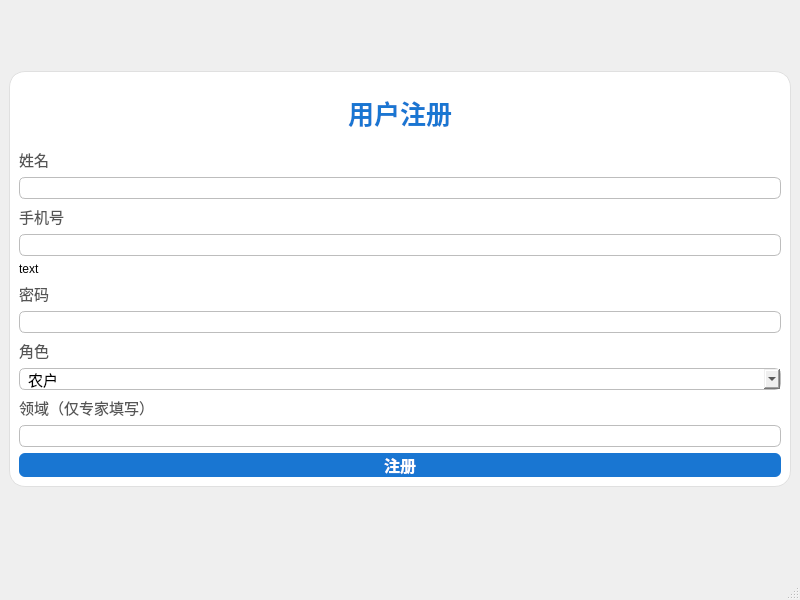
wangyl6636/SmartAgriculture, file registerwindow.ui: the form before one commit.
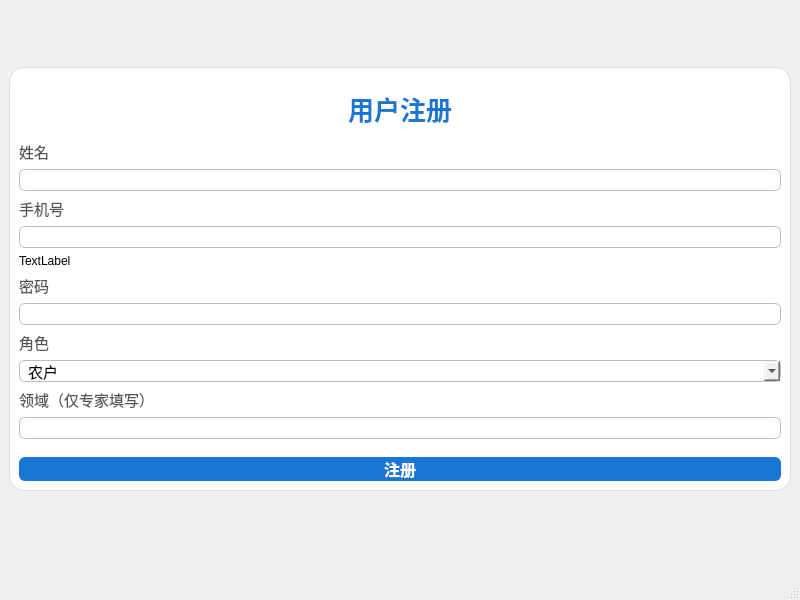
The form after the commit.

```diff
--- a/registerwindow.ui
+++ b/registerwindow.ui
@@ -129,7 +129,7 @@
        <item>
         <widget class="QLabel" name="labelPhoneTip">
          <property name="text">
-          <string>text</string>
+          <string>TextLabel</string>
          </property>
         </widget>
        </item>
@@ -221,17 +221,13 @@
        <item>
         <widget class="QPushButton" name="pushButtonRegister">
          <property name="styleSheet">
-          <string notr="true">QPushButton {
-    background-color: #1976d2;
-    color: #fff;
-    border-radius: 6px;
-    font-size: 16px;
-    font-weight: bold;
-}
-QPushButton:hover {
-    background-color: #1565c0; /* 悬停时变深 */
-    border: 2px solid #42a5f5; /* 悬停时加边框 */
-}
+          <string notr="true">
+           background-color: #1976d2;
+           color: #fff;
+           border-radius: 6px;
+           font-size: 16px;
+           font-weight: bold;
+           margin-top: 12px;
           </string>
          </property>
          <property name="text">
```
